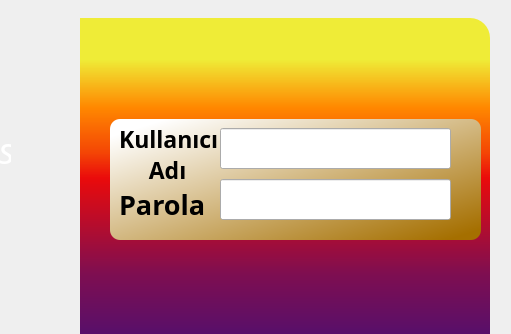
Qt form cuis/login.ui (ibrahimyasar68/PdSqliteLib) before a commit; both pictures show x 339 to 850 and y 0 to 334 of the 850 by 680 pixel window.
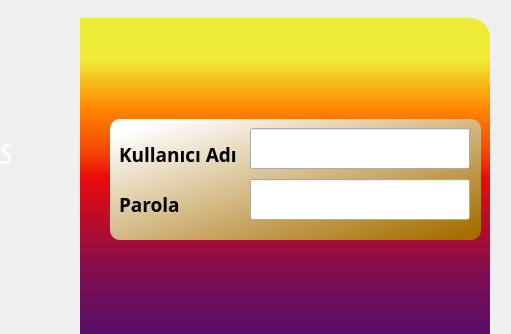
The same form after that commit. Icons and pictures are not drawn.

Commit message: Yeni kullanıcı kaydı kontrolleri tamam

```diff
--- a/cuis/login.ui
+++ b/cuis/login.ui
@@ -73,21 +73,20 @@
        <rect>
         <x>9</x>
         <y>10</y>
-        <width>101</width>
+        <width>121</width>
         <height>51</height>
        </rect>
       </property>
       <property name="font">
        <font>
         <family>Monotype Corsiva</family>
-        <pointsize>17</pointsize>
+        <pointsize>14</pointsize>
         <weight>75</weight>
         <bold>true</bold>
        </font>
       </property>
       <property name="text">
-       <string>Kullanıcı
-     Adı</string>
+       <string>Kullanıcı Adı</string>
       </property>
      </widget>
      <widget class="QLineEdit" name="lineEdit_kullanci_adi">
@@ -96,9 +95,9 @@
       </property>
       <property name="geometry">
        <rect>
-        <x>110</x>
+        <x>140</x>
         <y>9</y>
-        <width>231</width>
+        <width>220</width>
         <height>41</height>
        </rect>
       </property>
@@ -134,7 +133,7 @@
       <property name="font">
        <font>
         <family>Monotype Corsiva</family>
-        <pointsize>20</pointsize>
+        <pointsize>14</pointsize>
         <weight>75</weight>
         <italic>false</italic>
         <bold>true</bold>
@@ -150,9 +149,9 @@
      <widget class="QLineEdit" name="lineEdit_parola">
       <property name="geometry">
        <rect>
-        <x>110</x>
+        <x>140</x>
         <y>60</y>
-        <width>231</width>
+        <width>220</width>
         <height>41</height>
        </rect>
       </property>
```
The commit also changes 17 other files.
